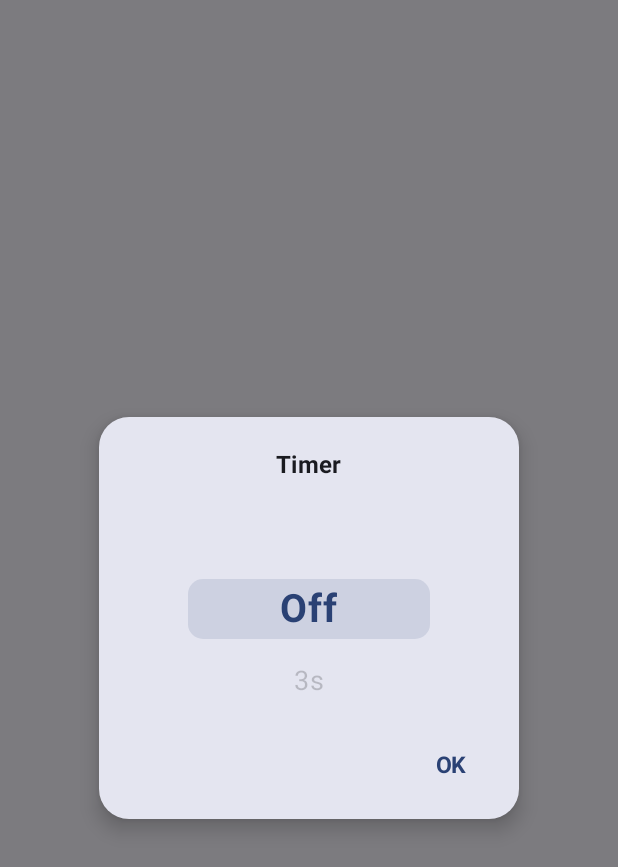
After one commit to ayaxan7/Geo-Snap, an Android app built with Jetpack Compose: the composable TimerWheelPicker called with empty values, on a phone screen of 412 x 824 dp. The commit adds this screen. Shown: the top 867 px of the screen. Run offline under Robolectric (Android 15) with nearby library versions, the phone set to English and light mode, and no system bars; 1 statement that could not run was skipped.

Commit message:
Add countdown timer feature with UI components and state management

```diff
--- a/app/build.gradle.kts
+++ b/app/build.gradle.kts
@@ -76,6 +76,8 @@ dependencies {
     implementation(libs.androidx.activity.compose)
     implementation(libs.androidx.compose.material3)
     implementation(libs.androidx.compose.ui)
+    implementation(libs.androidx.compose.foundation)
+    implementation(libs.androidx.compose.foundation.layout)
     implementation(libs.androidx.compose.ui.graphics)
     implementation(libs.androidx.compose.ui.tooling.preview)
     implementation(libs.androidx.core.ktx)
--- a/app/src/main/java/com/patashot/myapp/presentation/camera/CameraUiState.kt
+++ b/app/src/main/java/com/patashot/myapp/presentation/camera/CameraUiState.kt
@@ -23,5 +23,8 @@ data class CameraUiState(
     // 1 = the filter at its normal (slider-center) strength.
     val filterStrength: Float = 1f,
     // The geotag card design applied to captures taken from now on.
-    val selectedTemplate: CardTemplate = CardTemplates.DEFAULT
+    val selectedTemplate: CardTemplate = CardTemplates.DEFAULT,
+    val timerSeconds: Int = 0,
+    val countdownSeconds: Int? = null,
+    val isCountdownActive: Boolean = false
 )
--- a/app/src/main/java/com/patashot/myapp/presentation/camera/components/CameraControls.kt
+++ b/app/src/main/java/com/patashot/myapp/presentation/camera/components/CameraControls.kt
@@ -39,6 +39,7 @@ fun CameraTopBar(
     onBack: () -> Unit,
     onFlash: () -> Unit,
     onTemplatesClick: () -> Unit,
+    onTimerClick: () -> Unit,
     modifier: Modifier = Modifier
 ) {
     Row(
@@ -49,7 +50,7 @@ fun CameraTopBar(
         horizontalArrangement = Arrangement.SpaceBetween
     ) {
         // Timer icon
-        IconButton(onClick = { /* TODO */ }) {
+        IconButton(onClick = onTimerClick) {
             Icon(
                 painter = painterResource(R.drawable.ic_timer),
                 contentDescription = stringResource(R.string.camera_timer),
--- /dev/null
+++ b/app/src/main/java/com/patashot/myapp/presentation/camera/components/TimerWheelPicker.kt
@@ -0,0 +1,198 @@
+package com.patashot.myapp.presentation.camera.components
+
+import androidx.compose.foundation.background
+import androidx.compose.foundation.clickable
+import androidx.compose.foundation.gestures.snapping.rememberSnapFlingBehavior
+import androidx.compose.foundation.interaction.MutableInteractionSource
+import androidx.compose.foundation.layout.Arrangement
+import androidx.compose.foundation.layout.Box
+import androidx.compose.foundation.layout.Column
+import androidx.compose.foundation.layout.PaddingValues
+import androidx.compose.foundation.layout.Row
+import androidx.compose.foundation.layout.Spacer
+import androidx.compose.foundation.layout.fillMaxSize
+import androidx.compose.foundation.layout.fillMaxWidth
+import androidx.compose.foundation.layout.height
+import androidx.compose.foundation.layout.padding
+import androidx.compose.foundation.layout.widthIn
+import androidx.compose.foundation.lazy.LazyColumn
+import androidx.compose.foundation.lazy.itemsIndexed
+import androidx.compose.foundation.lazy.rememberLazyListState
+import androidx.compose.foundation.shape.RoundedCornerShape
+import androidx.compose.material3.MaterialTheme
+import androidx.compose.material3.Surface
+import androidx.compose.material3.Text
+import androidx.compose.material3.TextButton
+import androidx.compose.runtime.Composable
+import androidx.compose.runtime.LaunchedEffect
+import androidx.compose.runtime.derivedStateOf
+import androidx.compose.runtime.getValue
+import androidx.compose.runtime.remember
+import androidx.compose.runtime.rememberCoroutineScope
+import androidx.compose.ui.Alignment
+import androidx.compose.ui.Modifier
+import androidx.compose.ui.draw.alpha
+import androidx.compose.ui.graphics.Color
+import androidx.compose.ui.res.stringResource
+import androidx.compose.ui.text.font.FontWeight
+import androidx.compose.ui.unit.dp
+import androidx.compose.ui.unit.sp
+import com.patashot.myapp.R
+import kotlinx.coroutines.launch
+import kotlin.math.abs
+
+@Composable
+fun TimerWheelPicker(
+    selectedSeconds: Int,
+    onConfirm: (Int) -> Unit,
+    onDismiss: () -> Unit,
+    modifier: Modifier = Modifier
+) {
+    val values = remember { listOf(0, 3, 5, 10) }
+    val initialIndex = remember(selectedSeconds) {
+        values.indexOf(selectedSeconds).coerceAtLeast(0)
+    }
+    val listState = rememberLazyListState(initialFirstVisibleItemIndex = initialIndex)
+    val coroutineScope = rememberCoroutineScope()
+    val flingBehavior = rememberSnapFlingBehavior(lazyListState = listState)
+
+    LaunchedEffect(initialIndex) {
+        listState.scrollToItem(initialIndex)
+    }
+
+    val centerIndex by remember {
+        derivedStateOf {
+            val layoutInfo = listState.layoutInfo
+            val visibleItems = layoutInfo.visibleItemsInfo
+            if (visibleItems.isEmpty()) {
+                initialIndex
+            } else {
+                val centerOffset = layoutInfo.viewportStartOffset +
+                    (layoutInfo.viewportEndOffset - layoutInfo.viewportStartOffset) / 2
+                val closestItem = visibleItems.minByOrNull { item ->
+                    abs((item.offset + item.size / 2) - centerOffset)
+                }
+                closestItem?.index ?: initialIndex
+            }
+        }
+    }
+
+    val currentSelectedSeconds = values.getOrElse(centerIndex) { values[initialIndex] }
+
+    Box(
+        modifier = modifier
+            .fillMaxSize()
+            .background(Color.Black.copy(alpha = 0.5f))
+            .clickable { onDismiss() },
+        contentAlignment = Alignment.Center
+    ) {
+        Surface(
+            modifier = Modifier
+                .padding(horizontal = 32.dp)
+                .widthIn(min = 220.dp, max = 280.dp)
+                .clickable(
+                    interactionSource = remember { MutableInteractionSource() },
+                    indication = null,
+                    enabled = true
+                ) { /* Consume taps on dialog */ },
+            shape = RoundedCornerShape(20.dp),
+            color = MaterialTheme.colorScheme.surface,
+            tonalElevation = 6.dp,
+            shadowElevation = 8.dp
+        ) {
+            Column(
+                modifier = Modifier.padding(top = 20.dp, bottom = 12.dp, start = 16.dp, end = 16.dp),
+                horizontalAlignment = Alignment.CenterHorizontally
+            ) {
+                Text(
+                    text = stringResource(R.string.camera_timer),
+                    style = MaterialTheme.typography.titleMedium,
+                    fontWeight = FontWeight.Bold,
+                    color = MaterialTheme.colorScheme.onSurface
+                )
+
+                Spacer(modifier = Modifier.height(12.dp))
+
+                val itemHeight = 48.dp
+                Box(
+                    modifier = Modifier
+                        .fillMaxWidth()
+                        .height(itemHeight * 3),
+                    contentAlignment = Alignment.Center
+                ) {
+                    // Center selection indicator highlight pill
+                    Box(
+                        modifier = Modifier
+                            .fillMaxWidth(0.65f)
+                            .height(itemHeight - 8.dp)
+                            .background(
+                                color = MaterialTheme.colorScheme.primary.copy(alpha = 0.12f),
+                                shape = RoundedCornerShape(10.dp)
+                            )
+                    )
+
+                    LazyColumn(
+                        state = listState,
+                        flingBehavior = flingBehavior,
+                        contentPadding = PaddingValues(vertical = itemHeight),
+                        horizontalAlignment = Alignment.CenterHorizontally,
+                        modifier = Modifier.fillMaxSize()
+                    ) {
+                        itemsIndexed(values) { index, value ->
+                            val isSelected = index == centerIndex
+                            val displayText = if (value == 0) "Off" else "${value}s"
+
+                            Box(
+                                modifier = Modifier
+                                    .fillMaxWidth()
+                                    .height(itemHeight)
+                                    .clickable(
+                                        interactionSource = remember { MutableInteractionSource() },
+                                        indication = null
+                                    ) {
+                                        coroutineScope.launch {
+                                            listState.animateScrollToItem(index)
+                                        }
+                                    },
+                                contentAlignment = Alignment.Center
+                            ) {
+                                Text(
+                                    text = displayText,
+                                    fontSize = if (isSelected) 26.sp else 18.sp,
+                                    fontWeight = if (isSelected) FontWeight.Bold else FontWeight.Normal,
+                                    color = if (isSelected) {
+                                        MaterialTheme.colorScheme.primary
+                                    } else {
+                                        MaterialTheme.colorScheme.onSurface.copy(alpha = 0.45f)
+                                    },
+                                    modifier = Modifier.alpha(if (isSelected) 1f else 0.5f)
+                                )
+                            }
+                        }
+                    }
+                }
+
+                Spacer(modifier = Modifier.height(8.dp))
+
+                // OK text/button at bottom right of wheel picker
+                Row(
+                    modifier = Modifier.fillMaxWidth(),
+                    horizontalArrangement = Arrangement.End
+                ) {
+                    TextButton(
+                        onClick = {
+                            onConfirm(currentSelectedSeconds)
+                        }
+                    ) {
+                        Text(
+                            text = "OK",
+                            fontWeight = FontWeight.Bold,
+                            fontSize = 15.sp,
+                            color = MaterialTheme.colorScheme.primary
+                        )
+                    }
+                }
+            }
+        }
+    }
+}
--- a/gradle/libs.versions.toml
+++ b/gradle/libs.versions.toml
@@ -38,6 +38,8 @@ androidx-espresso-core = { group = "androidx.test.espresso", name = "espresso-co
 androidx-activity-compose = { group = "androidx.activity", name = "activity-compose", version.ref = "activityCompose" }
 androidx-compose-bom = { group = "androidx.compose", name = "compose-bom", version.ref = "composeBom" }
 androidx-compose-ui = { group = "androidx.compose.ui", name = "ui" }
+androidx-compose-foundation = { group = "androidx.compose.foundation", name = "foundation" }
+androidx-compose-foundation-layout = { group = "androidx.compose.foundation", name = "foundation-layout" }
 androidx-compose-ui-graphics = { group = "androidx.compose.ui", name = "ui-graphics" }
 androidx-compose-ui-tooling = { group = "androidx.compose.ui", name = "ui-tooling" }
 androidx-compose-ui-tooling-preview = { group = "androidx.compose.ui", name = "ui-tooling-preview" }
```
Also changed, not shown: app/src/main/java/com/patashot/myapp/presentation/camera/CameraScreen.kt (+22 -0 lines), app/src/main/java/com/patashot/myapp/presentation/camera/CameraViewModel.kt (+29 -3 lines), app/src/main/java/com/patashot/myapp/presentation/camera/CaptureTimer.kt (added, +8 -0 lines), app/src/main/java/com/patashot/myapp/presentation/camera/components/CountdownOverlay.kt (added, +30 -0 lines), app/src/main/res/drawable/ic_download.xml (added, +20 -0 lines).
